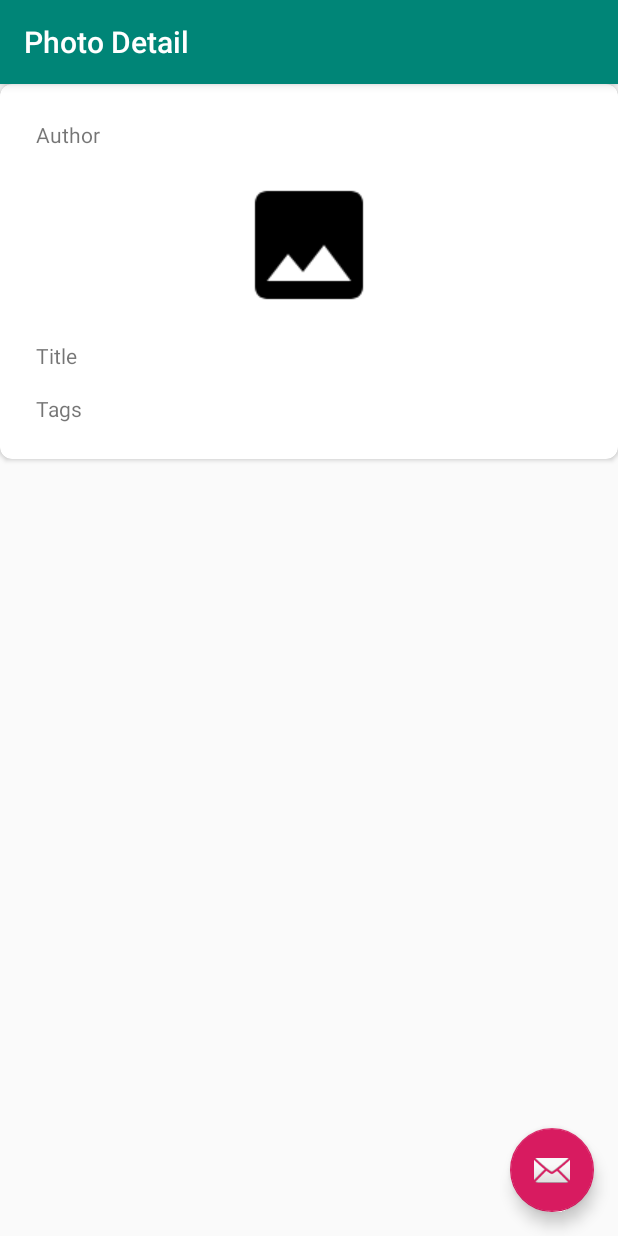
After one commit to kshadep7/Photo-App, an Android app: the PhotoDetailActivity screen opened directly, with no data from a screen before it, on a phone screen of 412 x 824 dp. The commit adds this screen. Run offline under Robolectric (Android 15) with nearby library versions, the phone set to English and light mode, and no system bars.

Commit message:
-> Added RecyclerView and RecyclerView Adapter to project -> Integrated Picasso open source image loading library to load images in the app.

```diff
--- a/app/build.gradle
+++ b/app/build.gradle
@@ -25,7 +25,7 @@ android {
 
 dependencies {
     implementation fileTree(dir: 'libs', include: ['*.jar'])
-    implementation"org.jetbrains.kotlin:kotlin-stdlib-jdk7:$kotlin_version"
+    implementation "org.jetbrains.kotlin:kotlin-stdlib-jdk7:$kotlin_version"
     implementation 'androidx.appcompat:appcompat:1.1.0'
     implementation 'androidx.core:core-ktx:1.1.0'
     implementation 'androidx.constraintlayout:constraintlayout:1.1.3'
@@ -33,4 +33,5 @@ dependencies {
     testImplementation 'junit:junit:4.12'
     androidTestImplementation 'androidx.test.ext:junit:1.1.1'
     androidTestImplementation 'androidx.test.espresso:espresso-core:3.2.0'
+    implementation 'com.squareup.picasso:picasso:2.71828'
 }
--- /dev/null
+++ b/app/src/main/java/com/akash/flickrbrowser/PhotoDetailActivity.kt
@@ -0,0 +1,22 @@
+package com.akash.flickrbrowser
+
+import android.os.Bundle
+import com.google.android.material.snackbar.Snackbar
+import androidx.appcompat.app.AppCompatActivity
+
+import kotlinx.android.synthetic.main.activity_photo_detail.*
+
+class PhotoDetailActivity : AppCompatActivity() {
+
+    override fun onCreate(savedInstanceState: Bundle?) {
+        super.onCreate(savedInstanceState)
+        setContentView(R.layout.activity_photo_detail)
+        setSupportActionBar(toolbar)
+
+        fab.setOnClickListener { view ->
+            Snackbar.make(view, "Replace with your own action", Snackbar.LENGTH_LONG)
+                .setAction("Action", null).show()
+        }
+    }
+
+}
--- /dev/null
+++ b/app/src/main/res/layout/activity_photo_detail.xml
@@ -0,0 +1,33 @@
+<?xml version="1.0" encoding="utf-8"?>
+<androidx.coordinatorlayout.widget.CoordinatorLayout xmlns:android="http://schemas.android.com/apk/res/android"
+    xmlns:app="http://schemas.android.com/apk/res-auto"
+    xmlns:tools="http://schemas.android.com/tools"
+    android:layout_width="match_parent"
+    android:layout_height="match_parent"
+    tools:context=".PhotoDetailActivity">
+
+    <com.google.android.material.appbar.AppBarLayout
+        android:layout_width="match_parent"
+        android:layout_height="wrap_content"
+        android:theme="@style/AppTheme.AppBarOverlay">
+
+        <androidx.appcompat.widget.Toolbar
+            android:id="@+id/toolbar"
+            android:layout_width="match_parent"
+            android:layout_height="?attr/actionBarSize"
+            android:background="?attr/colorPrimary"
+            app:popupTheme="@style/AppTheme.PopupOverlay" />
+
+    </com.google.android.material.appbar.AppBarLayout>
+
+    <include layout="@layout/content_photo_detail" />
+
+    <com.google.android.material.floatingactionbutton.FloatingActionButton
+        android:id="@+id/fab"
+        android:layout_width="wrap_content"
+        android:layout_height="wrap_content"
+        android:layout_gravity="bottom|end"
+        android:layout_margin="@dimen/fab_margin"
+        app:srcCompat="@android:drawable/ic_dialog_email" />
+
+</androidx.coordinatorlayout.widget.CoordinatorLayout>
--- /dev/null
+++ b/app/src/main/res/layout/content_photo_detail.xml
@@ -0,0 +1,59 @@
+<?xml version="1.0" encoding="utf-8"?>
+<ScrollView
+    xmlns:android="http://schemas.android.com/apk/res/android"
+    xmlns:app="http://schemas.android.com/apk/res-auto"
+    xmlns:tools="http://schemas.android.com/tools"
+    android:layout_width="match_parent"
+    android:layout_height="match_parent"
+    app:layout_behavior="@string/appbar_scrolling_view_behavior"
+    tools:context=".PhotoDetailActivity"
+    tools:showIn="@layout/activity_photo_detail">
+
+    <androidx.cardview.widget.CardView
+        android:layout_width="match_parent"
+        android:layout_height="wrap_content"
+        app:cardCornerRadius="8dp"
+        app:contentPadding="8dp">
+
+        <LinearLayout
+            android:layout_width="match_parent"
+            android:layout_height="wrap_content"
+            android:orientation="vertical"
+            android:padding="8dp"
+            android:paddingBottom="16dp">
+
+            <TextView
+                android:id="@+id/author_photo"
+                android:layout_width="match_parent"
+                android:layout_height="wrap_content"
+                android:layout_margin="8dp"
+                android:layout_weight="1"
+                android:text="Author" />
+
+            <ImageView
+                android:id="@+id/image_photo"
+                android:layout_width="match_parent"
+                android:layout_height="wrap_content"
+                android:layout_margin="8dp"
+                android:layout_weight="1"
+                android:scaleType="fitCenter"
+                app:srcCompat="@drawable/placeholder" />
+
+            <TextView
+                android:id="@+id/title_photo"
+                android:layout_width="match_parent"
+                android:layout_height="wrap_content"
+                android:layout_margin="8dp"
+                android:layout_weight="1"
+                android:text="@string/title" />
+
+            <TextView
+                android:id="@+id/tags_photo"
+                android:layout_width="match_parent"
+                android:layout_height="wrap_content"
+                android:layout_margin="8dp"
+                android:layout_weight="1"
+                android:text="Tags" />
+        </LinearLayout>
+    </androidx.cardview.widget.CardView>
+</ScrollView>
--- a/app/src/main/res/values/strings.xml
+++ b/app/src/main/res/values/strings.xml
@@ -1,4 +1,8 @@
 <resources>
     <string name="app_name">Flickr Browser</string>
     <string name="action_settings">Settings</string>
+    <string name="photo_to_be_displayed">Photo to be displayed</string>
+    <string name="title">Title</string>
+    <string name="title_activity_search">SearchActivity</string>
+    <string name="title_activity_photo_detail">Photo Detail</string>
 </resources>
```
Also changed, not shown: app/src/main/AndroidManifest.xml (+13 -0 lines), app/src/main/java/com/akash/flickrbrowser/MainActivity.kt (+9 -3 lines), app/src/main/java/com/akash/flickrbrowser/Photo.kt (+6 -6 lines), app/src/main/java/com/akash/flickrbrowser/RecyclerViewAdapter.kt (added, +55 -0 lines), app/src/main/java/com/akash/flickrbrowser/SearchActivity.kt (added, +19 -0 lines), app/src/main/res/layout/activity_search.xml (added, +23 -0 lines), app/src/main/res/layout/content_main.xml (+12 -7 lines), app/src/main/res/layout/photo_object_view.xml (added, +28 -0 lines), app/src/main/res/drawable/placeholder.png (added).
